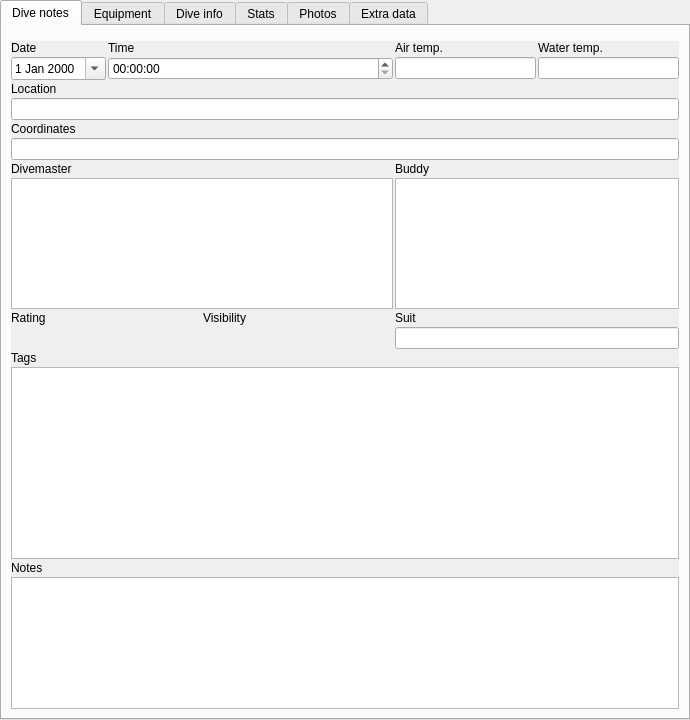
subsurface/subsurface, file qt-ui/maintab.ui: the form before one commit.
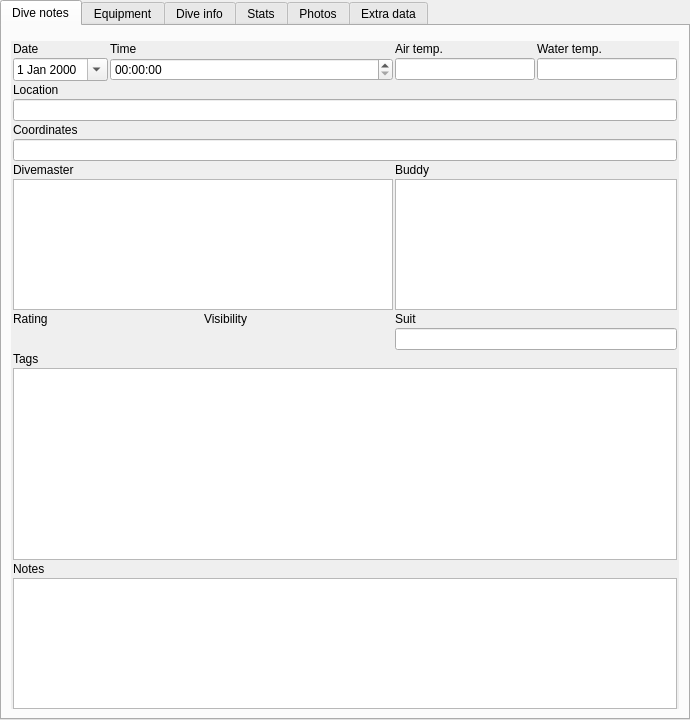
The form after the commit. Custom widgets are drawn as their Qt base class.

Commit message:
Carefully create some forced margins
We don't want to waste space, but we don't want things to be too crammed
together, either. Especially not having horizontal margins for text can
look very awkward.

```diff
--- a/qt-ui/maintab.ui
+++ b/qt-ui/maintab.ui
@@ -43,13 +43,13 @@
        </property>
        <layout class="QGridLayout" name="gridLayout_2">
         <property name="leftMargin">
-         <number>0</number>
+         <number>2</number>
         </property>
         <property name="topMargin">
-         <number>0</number>
+         <number>1</number>
         </property>
         <property name="rightMargin">
-         <number>0</number>
+         <number>2</number>
         </property>
         <property name="bottomMargin">
          <number>0</number>
```
The commit also changes 1 other file.
